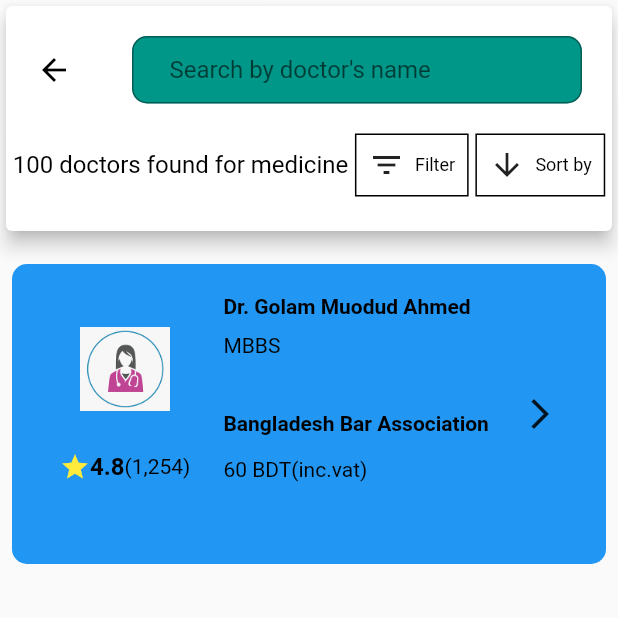
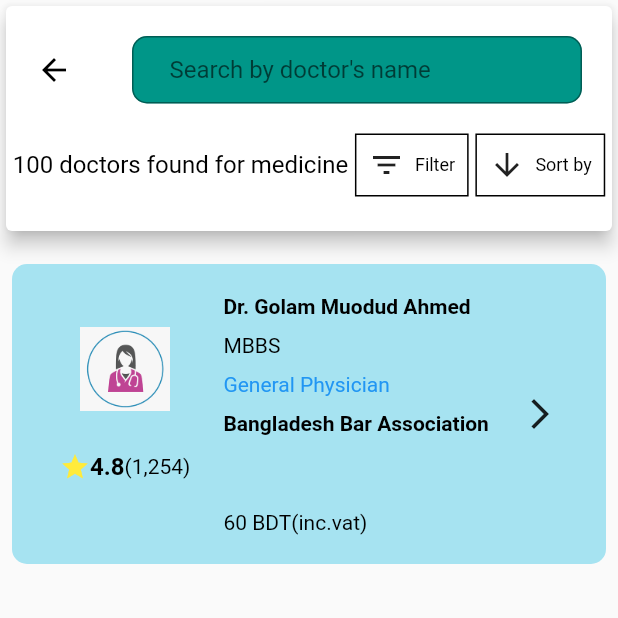
Before and after one commit to abuniaz/e_health_ui, a Flutter app: the DoctorsHome screen opened directly, after a tap on "General Physician", on a phone screen of 412 x 824 dp, the top half of it. Run offline on Flutter 3.47's test engine with Material 2 defaults, Android fonts, the phone set to English and light mode, and no system bars.

Commit message:
Update doctors_details.dart

```diff
--- a/lib/Doctors_List/doctors_details.dart
+++ b/lib/Doctors_List/doctors_details.dart
@@ -63,16 +63,30 @@ class DoctorDetails extends StatelessWidget {
           const SizedBox(
             height: 10,
           ),
-          Padding(
+          const DoctorsName()
+        ],
+      ),
+    );
+  }
+}
+
+class DoctorsName extends StatelessWidget {
+  const DoctorsName({
+    Key? key,
+  }) : super(key: key);
+
+  @override
+  Widget build(BuildContext context) {
+    return Padding(
       padding: const EdgeInsets.all(8.0),
       child: Container(
         height: 200,
         width: double.infinity,
         decoration: BoxDecoration(
-                  color: Colors.blue, borderRadius: BorderRadius.circular(10)),
+            color: const Color.fromARGB(181, 131, 217, 238),
+            borderRadius: BorderRadius.circular(10)),
         child: Padding(
-                padding:
-                    const EdgeInsets.symmetric(horizontal: 10, vertical: 20),
+          padding: const EdgeInsets.symmetric(horizontal: 10, vertical: 20),
           child: Row(
             mainAxisAlignment: MainAxisAlignment.spaceEvenly,
             children: [
@@ -133,11 +147,8 @@ class DoctorDetails extends StatelessWidget {
                   ),
                   Text('Bangladesh Bar Association',
                       style: TextStyle(
-                                fontWeight: FontWeight.bold,
-                                color: Colors.black)),
-                        SizedBox(
-                          height: 15,
-                        ),
+                          fontWeight: FontWeight.bold, color: Colors.black)),
+                  Spacer(),
                   Text(
                     '60 BDT(inc.vat)',
                     style: TextStyle(color: Colors.black),
@@ -153,9 +164,6 @@ class DoctorDetails extends StatelessWidget {
             ],
           ),
         ),
-            ),
-          )
-        ],
       ),
     );
   }
```
Lines whose indentation alone changed are shown as unchanged.
